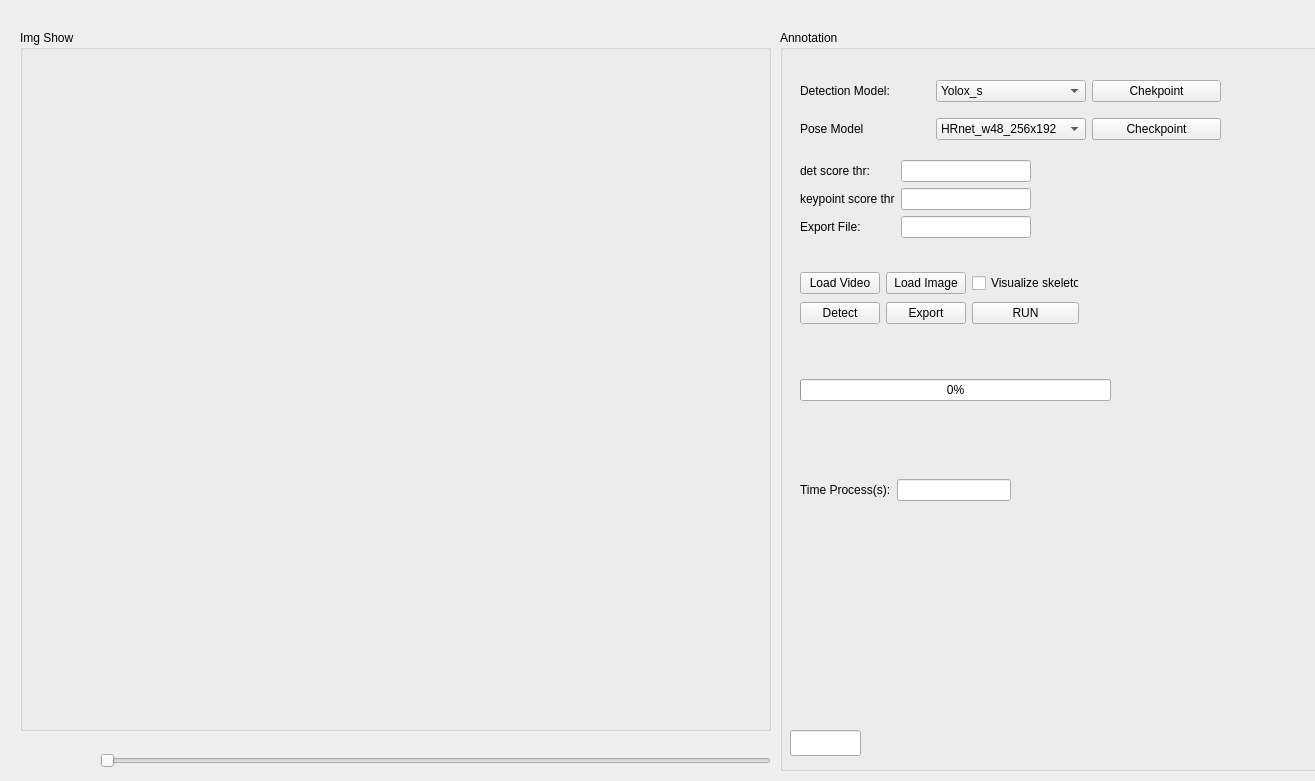
phutuan123vn/Action-Recogntion, file Model.ui: the form before one commit.
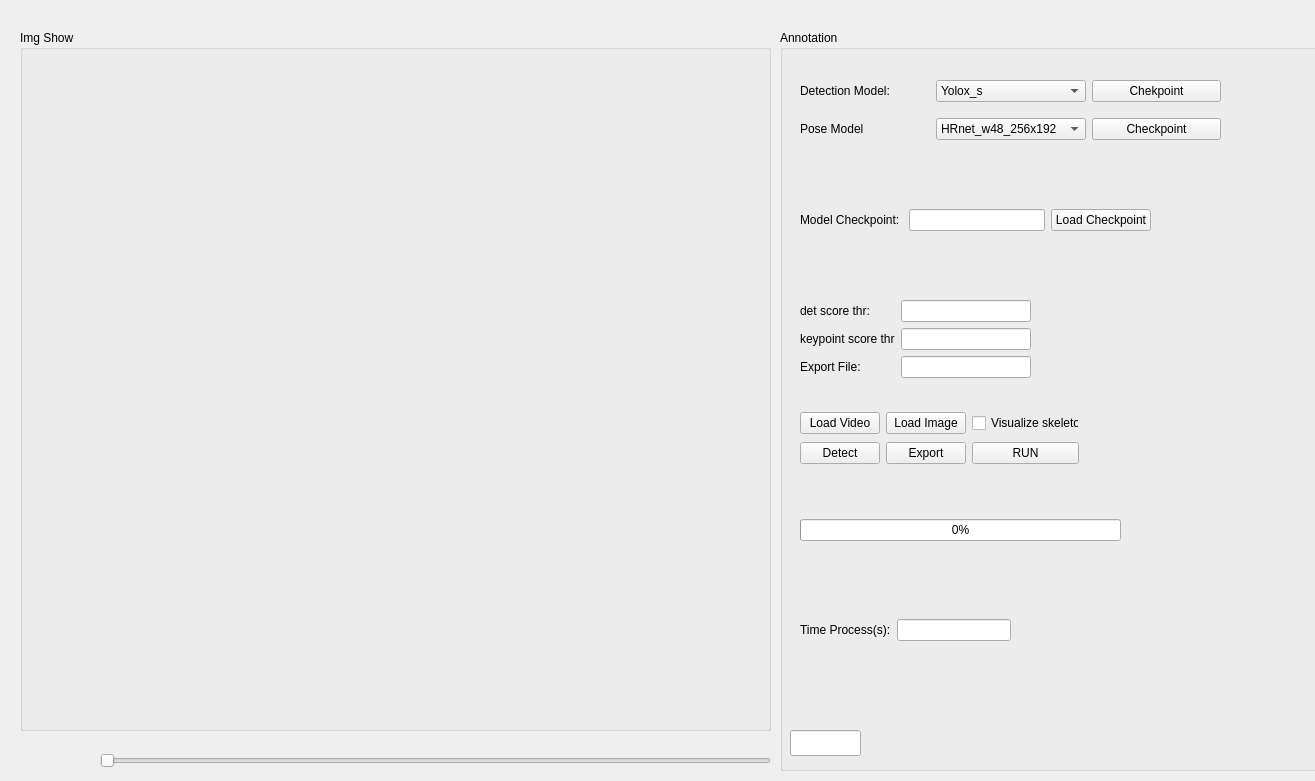
The form after the commit.

```diff
--- a/Model.ui
+++ b/Model.ui
@@ -55,7 +55,7 @@
     <property name="geometry">
      <rect>
       <x>20</x>
-      <y>130</y>
+      <y>270</y>
       <width>231</width>
       <height>81</height>
      </rect>
@@ -155,7 +155,7 @@
     <property name="geometry">
      <rect>
       <x>20</x>
-      <y>240</y>
+      <y>380</y>
       <width>279</width>
       <height>56</height>
      </rect>
@@ -222,7 +222,7 @@
     <property name="geometry">
      <rect>
       <x>20</x>
-      <y>420</y>
+      <y>560</y>
       <width>211</width>
       <height>80</height>
      </rect>
@@ -248,8 +248,8 @@
     <property name="geometry">
      <rect>
       <x>20</x>
-      <y>320</y>
-      <width>311</width>
+      <y>460</y>
+      <width>321</width>
       <height>80</height>
      </rect>
     </property>
@@ -263,6 +263,39 @@
      </item>
     </layout>
    </widget>
+   <widget class="QWidget" name="gridLayoutWidget_6">
+    <property name="geometry">
+     <rect>
+      <x>20</x>
+      <y>150</y>
+      <width>351</width>
+      <height>80</height>
+     </rect>
+    </property>
+    <layout class="QGridLayout" name="gridLayout_7">
+     <item row="0" column="1">
+      <widget class="QLineEdit" name="Name_CP">
+       <property name="readOnly">
+        <bool>true</bool>
+       </property>
+      </widget>
+     </item>
+     <item row="0" column="0">
+      <widget class="QLabel" name="label_3">
+       <property name="text">
+        <string>Model Checkpoint: </string>
+       </property>
+      </widget>
+     </item>
+     <item row="0" column="2">
+      <widget class="QPushButton" name="btn_LoadCP">
+       <property name="text">
+        <string>Load Checkpoint</string>
+       </property>
+      </widget>
+     </item>
+    </layout>
+   </widget>
   </widget>
   <widget class="QSlider" name="slider_frame_no">
    <property name="geometry">
```
Left out of the diff: 3 changed lines with no effect on the pictures.
